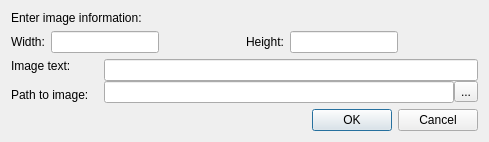
The window that ui/add_image_dialog.ui (lasest/manuwrite) describes before a commit, drawn with Qt 5.
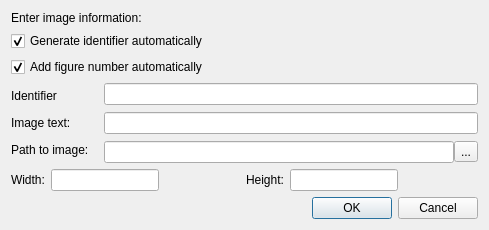
The same window after the commit.

Commit message: Implemented adding identifiers to images

```diff
--- a/ui/add_image_dialog.ui
+++ b/ui/add_image_dialog.ui
@@ -10,7 +10,7 @@
     <x>0</x>
     <y>0</y>
     <width>539</width>
-    <height>207</height>
+    <height>275</height>
    </rect>
   </property>
   <property name="windowTitle">
@@ -37,68 +37,24 @@
     </widget>
    </item>
    <item>
-    <layout class="QHBoxLayout" name="horizontalLayout_4">
-     <item>
-      <widget class="QLabel" name="WidthLabel">
-       <property name="text">
-        <string>Width:</string>
-       </property>
-      </widget>
-     </item>
-     <item>
-      <widget class="QLineEdit" name="WidthLineEdit">
-       <property name="sizePolicy">
-        <sizepolicy hsizetype="Maximum" vsizetype="Fixed">
-         <horstretch>0</horstretch>
-         <verstretch>0</verstretch>
-        </sizepolicy>
-       </property>
-      </widget>
-     </item>
-     <item>
-      <spacer name="horizontalSpacer_2">
-       <property name="orientation">
-        <enum>Qt::Horizontal</enum>
-       </property>
-       <property name="sizeHint" stdset="0">
-        <size>
-         <width>40</width>
-         <height>20</height>
-        </size>
-       </property>
-      </spacer>
-     </item>
-     <item>
-      <widget class="QLabel" name="HeightLabel">
-       <property name="text">
-        <string>Height:</string>
-       </property>
-      </widget>
-     </item>
-     <item>
-      <widget class="QLineEdit" name="HeightLineEdit">
-       <property name="sizePolicy">
-        <sizepolicy hsizetype="Maximum" vsizetype="Fixed">
-         <horstretch>0</horstretch>
-         <verstretch>0</verstretch>
-        </sizepolicy>
-       </property>
-      </widget>
-     </item>
-     <item>
-      <spacer name="horizontalSpacer">
-       <property name="orientation">
-        <enum>Qt::Horizontal</enum>
-       </property>
-       <property name="sizeHint" stdset="0">
-        <size>
-         <width>40</width>
-         <height>20</height>
-        </size>
-       </property>
-      </spacer>
-     </item>
-    </layout>
+    <widget class="QCheckBox" name="AutogenIdentifierCheckbox">
+     <property name="text">
+      <string>Generate identifier automatically</string>
+     </property>
+     <property name="checked">
+      <bool>true</bool>
+     </property>
+    </widget>
+   </item>
+   <item>
+    <widget class="QCheckBox" name="AutonumberCheckbox">
+     <property name="text">
+      <string>Add figure number automatically</string>
+     </property>
+     <property name="checked">
+      <bool>true</bool>
+     </property>
+    </widget>
    </item>
    <item>
     <layout class="QHBoxLayout" name="horizontalLayout">
@@ -107,6 +63,25 @@
      </property>
      <item>
       <layout class="QVBoxLayout" name="LabelLayout">
+       <property name="spacing">
+        <number>7</number>
+       </property>
+       <item>
+        <widget class="QLabel" name="IdentifierLabel">
+         <property name="sizePolicy">
+          <sizepolicy hsizetype="Preferred" vsizetype="Fixed">
+           <horstretch>0</horstretch>
+           <verstretch>0</verstretch>
+          </sizepolicy>
+         </property>
+         <property name="frameShape">
+          <enum>QFrame::NoFrame</enum>
+         </property>
+         <property name="text">
+          <string>Identifier</string>
+         </property>
+        </widget>
+       </item>
        <item>
         <widget class="QLabel" name="ImageTextLabel">
          <property name="sizePolicy">
@@ -138,8 +113,11 @@
      <item>
       <layout class="QVBoxLayout" name="InputLayout">
        <property name="spacing">
-        <number>0</number>
+        <number>7</number>
        </property>
+       <item>
+        <widget class="QLineEdit" name="IdentifierLineEdit"/>
+       </item>
        <item>
         <layout class="QHBoxLayout" name="horizontalLayout_3">
          <item>
@@ -188,6 +166,70 @@
      </item>
     </layout>
    </item>
+   <item>
+    <layout class="QHBoxLayout" name="horizontalLayout_4">
+     <item>
+      <widget class="QLabel" name="WidthLabel">
+       <property name="text">
+        <string>Width:</string>
+       </property>
+      </widget>
+     </item>
+     <item>
+      <widget class="QLineEdit" name="WidthLineEdit">
+       <property name="sizePolicy">
+        <sizepolicy hsizetype="Maximum" vsizetype="Fixed">
+         <horstretch>0</horstretch>
+         <verstretch>0</verstretch>
+        </sizepolicy>
+       </property>
+      </widget>
+     </item>
+     <item>
+      <spacer name="horizontalSpacer_2">
+       <property name="orientation">
+        <enum>Qt::Horizontal</enum>
+       </property>
+       <property name="sizeHint" stdset="0">
+        <size>
+         <width>40</width>
+         <height>20</height>
+        </size>
+       </property>
+      </spacer>
+     </item>
+     <item>
+      <widget class="QLabel" name="HeightLabel">
+       <property name="text">
+        <string>Height:</string>
+       </property>
+      </widget>
+     </item>
+     <item>
+      <widget class="QLineEdit" name="HeightLineEdit">
+       <property name="sizePolicy">
+        <sizepolicy hsizetype="Maximum" vsizetype="Fixed">
+         <horstretch>0</horstretch>
+         <verstretch>0</verstretch>
+        </sizepolicy>
+       </property>
+      </widget>
+     </item>
+     <item>
+      <spacer name="horizontalSpacer">
+       <property name="orientation">
+        <enum>Qt::Horizontal</enum>
+       </property>
+       <property name="sizeHint" stdset="0">
+        <size>
+         <width>40</width>
+         <height>20</height>
+        </size>
+       </property>
+      </spacer>
+     </item>
+    </layout>
+   </item>
    <item>
     <widget class="QDialogButtonBox" name="buttonBox">
      <property name="sizePolicy">
```
Left out of the diff: 2 changed lines with no effect on the pictures. The commit also changes 7 other files.
